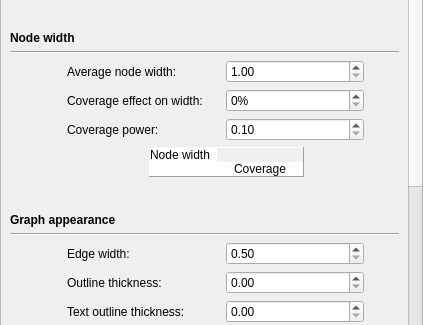
rrwick/Bandage, file ui/settingsdialog.ui: the form before one commit; both pictures show x 0 to 423 and y 119 to 444 of the 423 by 693 pixel window.
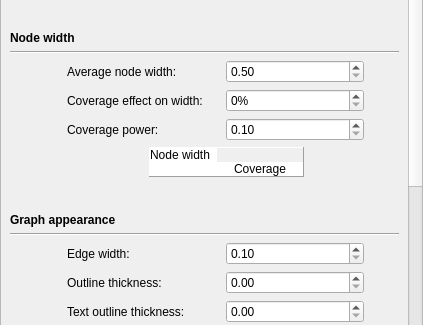
The form after the commit. Custom widgets are drawn as their Qt base class.

Commit message: Allow for thinner nodes and edges

Patch:
```diff
--- a/ui/settingsdialog.ui
+++ b/ui/settingsdialog.ui
@@ -79,7 +79,7 @@
           </sizepolicy>
          </property>
          <property name="minimum">
-          <double>1.000000000000000</double>
+          <double>0.500000000000000</double>
          </property>
          <property name="maximum">
           <double>1000.000000000000000</double>
@@ -1207,7 +1207,7 @@
           </sizepolicy>
          </property>
          <property name="minimum">
-          <double>0.500000000000000</double>
+          <double>0.100000000000000</double>
          </property>
          <property name="maximum">
           <double>1000.000000000000000</double>
```
